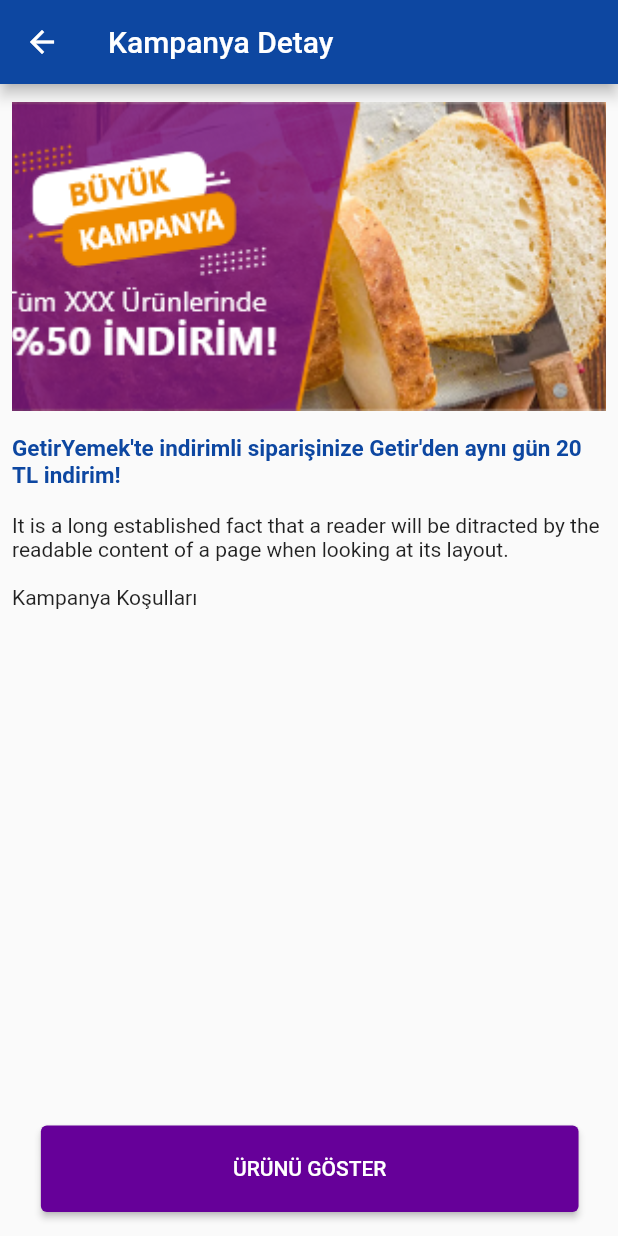
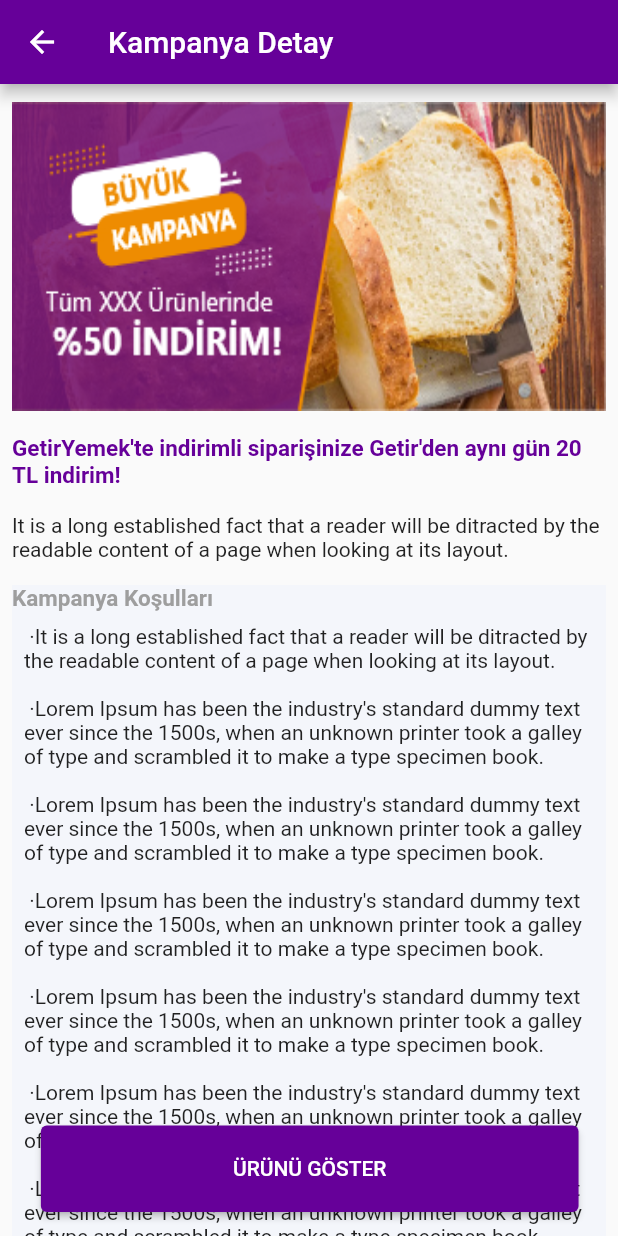
Before and after one commit to tolgabaskesen/vergelsin, a Flutter app: the KampanyaDetay screen opened by its route, on a phone screen of 412 x 824 dp. Run offline on Flutter 3.47's test engine with Material 2 defaults, Android fonts, the phone set to English and light mode, and no system bars; our stand-ins replace auto_size_text, font_awesome_flutter, persistent_bottom_nav_bar.

Commit message:
değişiklikler yapıldı

```diff
--- a/lib/screens/kampanya_detay.dart
+++ b/lib/screens/kampanya_detay.dart
@@ -15,7 +15,7 @@
     return Scaffold(
       appBar: AppBar(
         title: Text("Kampanya Detay"),
-        backgroundColor: Colors.blue[900],
+        backgroundColor: anaRenkKoyu,
       ),
       body: SingleChildScrollView(
         child: Column(
@@ -28,7 +28,7 @@
               height: size.height * 0.25,
               child: Image.asset(
                 "assets/promotion/promo1.png",
-                fit: BoxFit.cover,
+                fit: BoxFit.fill,
               ),
             ),
             Container(
@@ -38,7 +38,7 @@
                 style: TextStyle(
                     fontWeight: FontWeight.bold,
                     fontSize: 15,
-                    color: Colors.blue[900]),
+                    color: anaRenkKoyu),
               ),
             ),
             Container(
@@ -48,10 +48,62 @@
               ),
             ),
             Container(
+              color: arkaplanRenk,
               alignment: Alignment.centerLeft,
               margin: EdgeInsets.all(8),
-              child: Text(
-                "Kampanya Koşulları",
+              child: Column(
+                crossAxisAlignment: CrossAxisAlignment.start,
+                children: [
+                  Text(
+                    "Kampanya Koşulları",
+                    style: TextStyle(
+                    fontWeight: FontWeight.bold,
+                    fontSize: 15,
+                    color: Colors.grey),
+                  ),
+                  Padding(
+                    padding: const EdgeInsets.all(8.0),
+                    child: Text(
+                " ·It is a long established fact that a reader will be ditracted by the readable content of a page when looking at its layout.",
+              ),
+                  ),
+                  Padding(
+                    padding: const EdgeInsets.all(8.0),
+                    child: Text(
+                " ·Lorem Ipsum has been the industry's standard dummy text ever since the 1500s, when an unknown printer took a galley of type and scrambled it to make a type specimen book. ",
+              ),
+                  ),
+                  Padding(
+                    padding: const EdgeInsets.all(8.0),
+                    child: Text(
+                " ·Lorem Ipsum has been the industry's standard dummy text ever since the 1500s, when an unknown printer took a galley of type and scrambled it to make a type specimen book. ",
+              ),
+                  ),
+                  Padding(
+                    padding: const EdgeInsets.all(8.0),
+                    child: Text(
+                " ·Lorem Ipsum has been the industry's standard dummy text ever since the 1500s, when an unknown printer took a galley of type and scrambled it to make a type specimen book. ",
+              ),
+                  ),
+                  Padding(
+                    padding: const EdgeInsets.all(8.0),
+                    child: Text(
+                " ·Lorem Ipsum has been the industry's standard dummy text ever since the 1500s, when an unknown printer took a galley of type and scrambled it to make a type specimen book. ",
+              ),
+                  ),
+                  Padding(
+                    padding: const EdgeInsets.all(8.0),
+                    child: Text(
+                " ·Lorem Ipsum has been the industry's standard dummy text ever since the 1500s, when an unknown printer took a galley of type and scrambled it to make a type specimen book. ",
+              ),
+                  ),
+                  Padding(
+                    padding: const EdgeInsets.all(8.0),
+                    child: Text(
+                " ·Lorem Ipsum has been the industry's standard dummy text ever since the 1500s, when an unknown printer took a galley of type and scrambled it to make a type specimen book. ",
+              ),
+                  ),
+                ],
               ),
             ),
           ],
```
